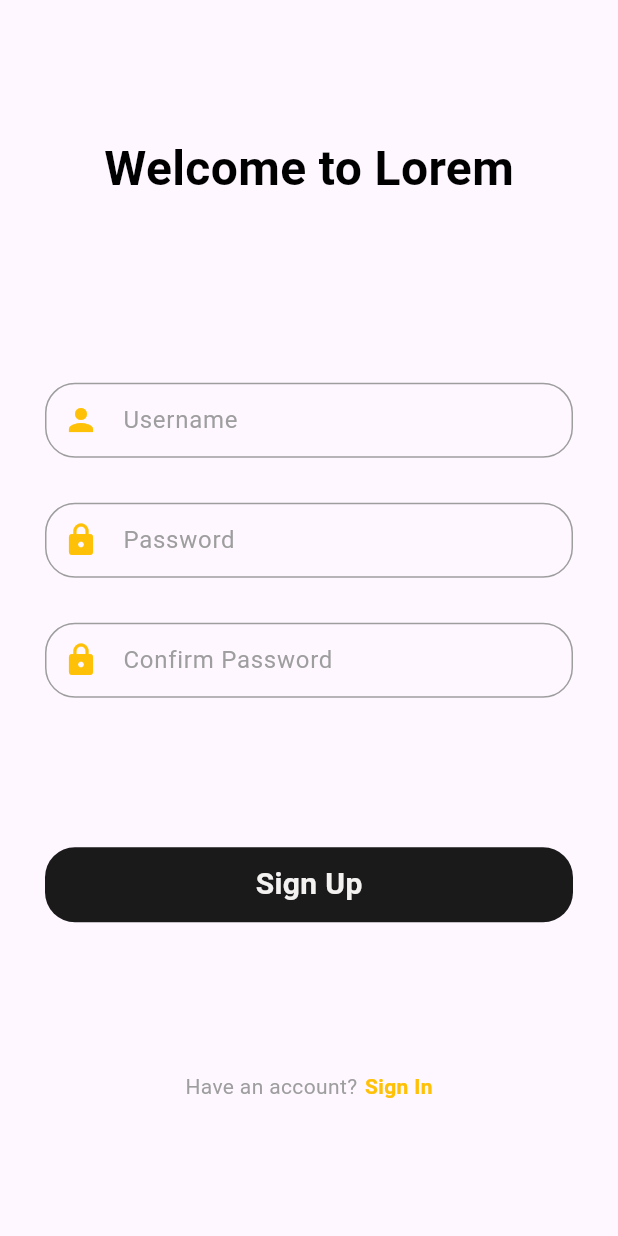
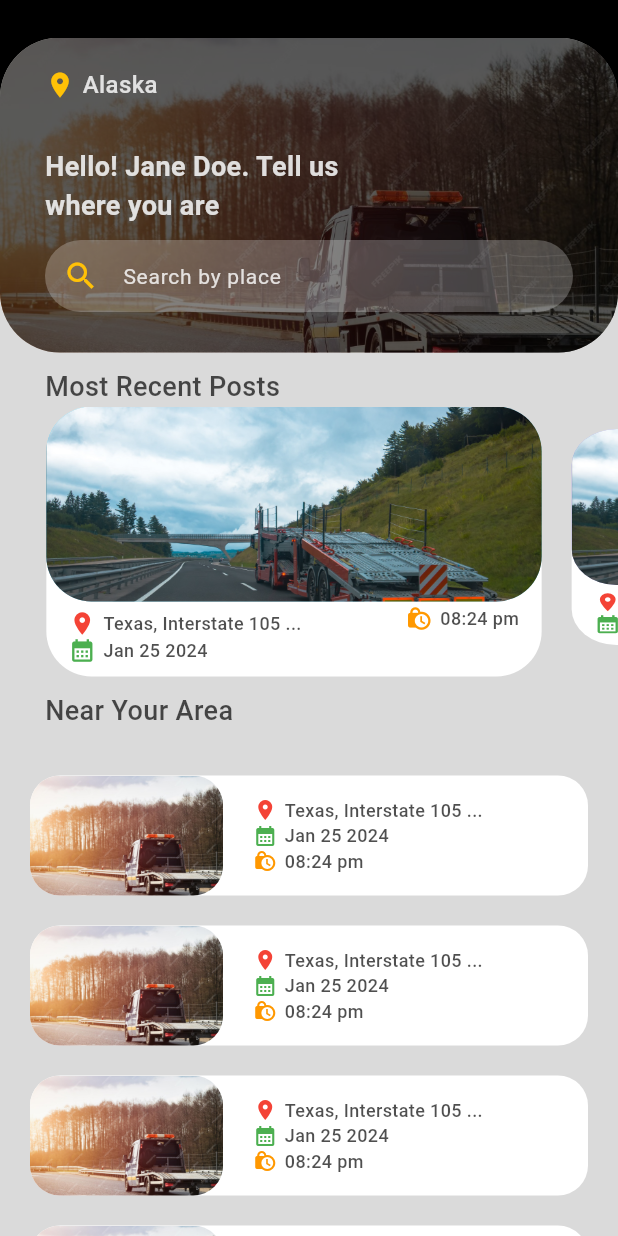
Before and after one commit to lidiyakelay/towtruck_app, a Flutter app: the screen it shows after launch, on a phone screen of 412 x 824 dp. Run offline on Flutter 3.47's test engine with Material 3 defaults, Android fonts, the phone set to English and light mode, and no system bars; our stand-ins replace animated_bottom_navigation_bar.

Commit message:
home page added

```diff
--- /dev/null
+++ b/lib/Screen/home_page/main_page.dart
@@ -0,0 +1,113 @@
+import 'package:flutter/material.dart';
+import 'package:towtruck_app/Screen/home_page/most_recent_page.dart';
+import 'package:towtruck_app/Screen/home_page/near_area_page.dart';
+
+class MainPage extends StatefulWidget {
+  const MainPage({super.key});
+
+  @override
+  State<MainPage> createState() => _MainPageState();
+}
+
+class _MainPageState extends State<MainPage> {
+  @override
+  Widget build(BuildContext context) {
+    return   Column(
+      children: [
+        Container(
+          child: Stack(
+                    children: [
+                      Container(
+                         height: 100,
+                         color: Colors.black,
+                      ),
+                         Container(
+                    height: 210,
+                    margin: EdgeInsets.only(top: 25),
+                    decoration: BoxDecoration(
+                      borderRadius: BorderRadius.circular(40),
+                      image: DecorationImage(
+                        fit: BoxFit.cover,
+                        image: AssetImage('assets/images/truck2.png'))
+
+                    ),
+                  ),
+                  Container(
+                    height: 210,
+                    margin: EdgeInsets.only(top: 25),
+                    decoration: BoxDecoration(
+                      borderRadius: BorderRadius.circular(40),
+                      color: Color.fromARGB(164, 0, 0, 0),
+                    ),
+                    child: Column(
+                      crossAxisAlignment: CrossAxisAlignment.start,
+                      children: [
+                        Container(
+                          margin: EdgeInsets.only(top: 20, left: 30, bottom:30),
+                          child: Row(
+                            children: [
+                            Icon(Icons.location_on, color: Colors.amber,size:20),
+                            SizedBox(width: 5,),
+                            Text('Alaska', style:
+                            TextStyle(
+                              color: Color.fromARGB(235, 237, 237, 237),
+                              fontWeight: FontWeight.w500,
+                              fontSize: 16,
+                              decoration: TextDecoration.none
+                            ),)
+                            ],
+                          ),
+                        ),
+                        Container(
+                          margin: EdgeInsets.only(left: 30),
+                          width: MediaQuery.of(context).size.width/2,
+                            child: Text('Hello! Jane Doe. Tell us where you are',
+                          style:
+                            TextStyle(
+                              color: Color.fromARGB(235, 237, 237, 237),
+                              fontWeight: FontWeight.bold,
+                              fontSize: 18,
+                              decoration: TextDecoration.none
+                            ),
+                            textAlign: TextAlign.start,),
+
+                        ),
+                         Padding(
+                        padding: EdgeInsets.only(left:30, right: 30, top: 10),
+                        child: TextField(
+                          style: TextStyle(fontSize: 12),
+                          cursorColor: Colors.grey,
+                          obscureText: true,
+                          decoration: InputDecoration(
+                            contentPadding: EdgeInsets.only(top: 2, bottom: 2, left: 5, right: 5),
+                            filled: true,
+                            fillColor: Color.fromARGB(63, 255, 255, 255),
+                          enabledBorder: OutlineInputBorder(
+                            borderRadius: BorderRadius.circular(30.0),
+                          borderSide: BorderSide(width: 1, color: const Color.fromARGB(0, 158, 158, 158)), ),
+                          focusedBorder: OutlineInputBorder(
+                            borderRadius: BorderRadius.circular(30.0),
+                          borderSide: BorderSide(width: 1, color: Colors.grey), ),
+                            border: OutlineInputBorder(),
+                            labelText: 'Search by place',
+                            prefixIcon: Icon(Icons.search, color: Colors.amber,),
+                             labelStyle: TextStyle(
+                              fontSize: 14,
+                           color: Color.fromARGB(207, 255, 255, 255),  ),
+                          ),
+                        ),
+                      ),
+                      ],
+                    ),
+                  )
+                    ],
+                  ),
+        ),
+          MostRecentPage(),
+          Expanded(child: SingleChildScrollView(
+          child: NearAreaPage(),
+        )),
+      ],
+    );
+  }
+}
--- /dev/null
+++ b/lib/Screen/home_page/most_recent_page.dart
@@ -0,0 +1,226 @@
+import 'package:flutter/material.dart';
+
+class MostRecentPage extends StatefulWidget {
+  const MostRecentPage({super.key});
+
+  @override
+  State<MostRecentPage> createState() => _MostRecentPageState();
+}
+
+class _MostRecentPageState extends State<MostRecentPage> {
+   var currPageValue =0.0;
+  double scaleFactor= 0.8;
+  double height = 150;
+  @override
+ void initState() {
+    // TODO: implement initState
+    super.initState();
+    pageController.addListener(() {
+      setState(() {
+        currPageValue= pageController.page!;
+      });
+
+    });
+
+  }
+  @override
+  void dispose() {
+   pageController.dispose();
+   super.dispose();
+  }
+  PageController pageController = PageController(viewportFraction: 0.85);
+  @override
+  Widget build(BuildContext context) {
+    return  Column(
+        crossAxisAlignment: CrossAxisAlignment.start,
+        children: [
+
+          Container(
+            margin:EdgeInsets.only(left: 30, right: 30, top: 10),
+            child: Text('Most Recent Posts', style:
+                    TextStyle(
+                      color: Color.fromARGB(176, 0, 0, 0),
+                      fontWeight: FontWeight.w500,
+                      fontSize: 18,
+                      decoration: TextDecoration.none
+                    ),),
+
+          ),
+
+         Container(
+            height: 180,
+            decoration: BoxDecoration(
+              borderRadius: BorderRadius.circular(20),
+
+            ),
+            child: PageView.builder(
+                    controller: pageController,
+                    itemCount: 5,
+                    itemBuilder: (context, Position){
+                      return _buildPageItem(Position);
+                    }),) ,
+        Container(
+            margin:EdgeInsets.only(left: 30, right: 30, bottom: 10, top: 10),
+            child: Text('Near Your Area', style:
+                    TextStyle(
+                      color: Color.fromARGB(176, 0, 0, 0),
+                      fontWeight: FontWeight.w500,
+                      fontSize: 18,
+                      decoration: TextDecoration.none
+                    ),),
+
+          ),
+
+
+
+
+        ],
+      )
+
+
+
+
+    ;
+  }
+
+   Widget _buildPageItem(int index){
+    Matrix4 matrix = new Matrix4.identity();
+    if(index==currPageValue.floor()){
+      var currScale= 1-(currPageValue-index)*(1-scaleFactor);
+      var currTrans= height*(1-currScale)/2;
+      matrix= Matrix4.diagonal3Values(1,currScale,1)..setTranslationRaw(0, currTrans, 0);
+      //print("currScale 1 "+ currScale.toString());
+    }
+    else if(index==currPageValue.floor()+1)
+    {
+      var currScale= scaleFactor+(currPageValue-index+1)*(1-scaleFactor);
+      var currTrans= height*(1-currScale)/2;
+      matrix= Matrix4.diagonal3Values(1,currScale,1)..setTranslationRaw(0, currTrans, 0);
+     // print("currScale 2 "+ currScale.toString());
+
+    }
+    else if(index==currPageValue.floor()-1)
+    {
+      var currScale= 1-(currPageValue-index)*(1-scaleFactor);
+      var currTrans= height*(1-currScale)/2;
+      matrix= Matrix4.diagonal3Values(1,currScale,1)..setTranslationRaw(0, currTrans, 0);
+      // print("currScale 2 "+ currScale.toString());
+
+    }
+    else
+    {
+      var currScale= 0.8;
+      var currTrans= height*(1-currScale)/2;
+      matrix= Matrix4.diagonal3Values(1,currScale,1)..setTranslationRaw(0, currTrans, 0);
+      // print("currScale 2 "+ currScale.toString());
+
+    }
+
+    return Transform(
+      transform: matrix,
+      child: Stack(
+        children: [
+          Container(
+
+                      height:200,
+          margin: EdgeInsets.only( right:20 ),
+          decoration: BoxDecoration(
+              borderRadius: BorderRadius.circular(30
+                  ), color: Colors.white,)
+          ),
+        GestureDetector(
+
+          onTap: (){
+
+    },
+          child: Align(
+          alignment: Alignment.topCenter,
+            child: Column(
+              children: [
+                Container(
+                height:130,
+                margin: EdgeInsets.only( right:20 ),
+                decoration: BoxDecoration(
+                    borderRadius: BorderRadius.circular(
+                          30
+                        ),
+                    color: index.isEven?Color(0XFF69c5df):Color(0XFF9492cc),
+                    image: DecorationImage(
+                      fit: BoxFit.cover,
+                      image:AssetImage('assets/images/truck.png'),
+                    )
+                ),
+                      ),
+                Container(
+                  margin: EdgeInsets.only(top:2,left:0, right:20 ),
+                  padding: EdgeInsets.only(left: 15,right: 15),
+                  child:Row(
+                    mainAxisAlignment: MainAxisAlignment.spaceBetween,
+                    children: [
+                    Column(
+                      crossAxisAlignment: CrossAxisAlignment.start,
+                      mainAxisAlignment: MainAxisAlignment.spaceEvenly,
+                      children: [
+                        Row(
+                          mainAxisAlignment: MainAxisAlignment.start,
+                          children: [
+                            Icon(Icons.location_on, size:18,color: Colors.red,),
+                            SizedBox(width: 5,),
+                            Text('Texas, Interstate 105 ...',style:
+                              TextStyle(
+                              color: Color.fromARGB(176, 0, 0, 0),
+                              fontWeight: FontWeight.w500,
+                              fontSize: 12,
+                              decoration: TextDecoration.none
+                            ),)
+                          ],
+                        ),
+                        Row(
+                          mainAxisAlignment: MainAxisAlignment.start,
+                          children: [
+                            Icon(Icons.calendar_month,size: 18, color: Colors.green,),
+                            SizedBox(width: 5,),
+                            Text('Jan 25 2024',style:
+                              TextStyle(
+                              color: Color.fromARGB(176, 0, 0, 0),
+                              fontWeight: FontWeight.w500,
+                              fontSize: 12,
+                              decoration: TextDecoration.none
+                            ),)
+                          ],
+                        )
+                      ],
+                    ),
+                    Column(
+                      mainAxisAlignment: MainAxisAlignment.start,
+                      children: [
+                        Row(
+                              children: [
+                                Icon(Icons.lock_clock,size: 18, color: Colors.orange,),
+                                SizedBox(width: 5,),
+                                Text('08:24 pm',style:
+                                  TextStyle(
+                                  color: Color.fromARGB(176, 0, 0, 0),
+                                  fontWeight: FontWeight.w500,
+                                  fontSize: 12,
+                                  decoration: TextDecoration.none
+                                ),),
+
+                              ],
+                            ),
+                      SizedBox(height: 25,)
+                      ],
+                    )
+                  ]) ,
+                )
+              ],
+            ),
+          ),
+        ),
+
+        ],
+      ),
+    );
+
+  }
+}
--- /dev/null
+++ b/lib/Screen/home_page/near_area_page.dart
@@ -0,0 +1,89 @@
+import 'package:flutter/material.dart';
+
+class NearAreaPage extends StatefulWidget {
+  const NearAreaPage({super.key});
+
+  @override
+  State<NearAreaPage> createState() => _NearAreaPageState();
+}
+
+class _NearAreaPageState extends State<NearAreaPage> {
+  @override
+  Widget build(BuildContext context) {
+    return Column(
+      children: List.generate(5, (index) {
+        return Container(
+          margin: EdgeInsets.only(top: 20,left: 20,right: 20),
+          height:80 ,
+          decoration: BoxDecoration(
+            borderRadius:BorderRadius.circular(20),
+            color: Colors.white),
+           child: Row(
+            children: [
+              Container(
+                height:80,
+                width: MediaQuery.of(context).size.width/3.2,
+                decoration: BoxDecoration(
+            borderRadius:BorderRadius.circular(20),
+            image:DecorationImage(
+              fit: BoxFit.cover,
+              image: AssetImage('assets/images/truck2.png')) ,
+            ),
+              ),
+              Container(
+                margin: EdgeInsets.only(left: 20,right: 20),
+                child: Column(
+                  mainAxisAlignment: MainAxisAlignment.center,
+                  crossAxisAlignment: CrossAxisAlignment.start,
+                  children: [
+                    Row(
+                            children: [
+                              Icon(Icons.location_on, size: 16,color: Colors.red,),
+                              SizedBox(width: 5,),
+                              Text('Texas, Interstate 105 ...',style:
+                                TextStyle(
+                                color: Color.fromARGB(176, 0, 0, 0),
+                                fontWeight: FontWeight.w500,
+                                fontSize: 12,
+                                decoration: TextDecoration.none
+                              ),)
+                            ],
+                          ),
+                          Row(
+                            children: [
+                              Icon(Icons.calendar_month,size: 16, color: Colors.green,),
+                              SizedBox(width: 5,),
+                              Text('Jan 25 2024',style:
+                                TextStyle(
+                                color: Color.fromARGB(176, 0, 0, 0),
+                                fontWeight: FontWeight.w500,
+                                fontSize: 12,
+                                decoration: TextDecoration.none
+                              ),)
+                            ],
+                          ),
+                             Row(
+                                children: [
+                                  Icon(Icons.lock_clock, size: 16, color: Colors.orange,),
+                                  SizedBox(width: 5,),
+                                  Text('08:24 pm',style:
+                                    TextStyle(
+                                    color: Color.fromARGB(176, 0, 0, 0),
+                                    fontWeight: FontWeight.w500,
+                                    fontSize: 12,
+                                    decoration: TextDecoration.none
+                                  ),),
+
+                                ],
+                              ),
+
+                  ],
+                ),
+              )
+            ],
+           ),
+          );
+        }),
+      );
+  }
+}
--- a/lib/main.dart
+++ b/lib/main.dart
@@ -2,6 +2,8 @@ import 'package:animated_bottom_navigation_bar/animated_bottom_navigation_bar.da
 import 'package:flutter/material.dart';
 import 'package:towtruck_app/Screen/auth_page/login_page.dart';
 import 'package:towtruck_app/Screen/auth_page/signup_page.dart';
+import 'package:towtruck_app/Screen/home_page/most_recent_page.dart';
+import 'package:towtruck_app/Screen/home_page/main_page.dart';
 import 'package:towtruck_app/Screen/initial_pages/initial_page.dart';
 
 void main() {
@@ -19,11 +21,13 @@ class MyApp extends StatelessWidget {
       debugShowCheckedModeBanner: false,
       theme: ThemeData(
 
-        //
+        visualDensity: VisualDensity.adaptivePlatformDensity,
         colorScheme: ColorScheme.fromSeed(seedColor: Colors.deepPurple),
         useMaterial3: true,
       ),
-      home:SignupPage()
+      home:Scaffold(
+        backgroundColor: Color(0xFFdadada),
+        body: MainPage(),)
     );
   }
 }
```
Also changed, not shown: assets/images/truck2.png (added), lib/Screen/home_page/home_page.dart (deleted).
